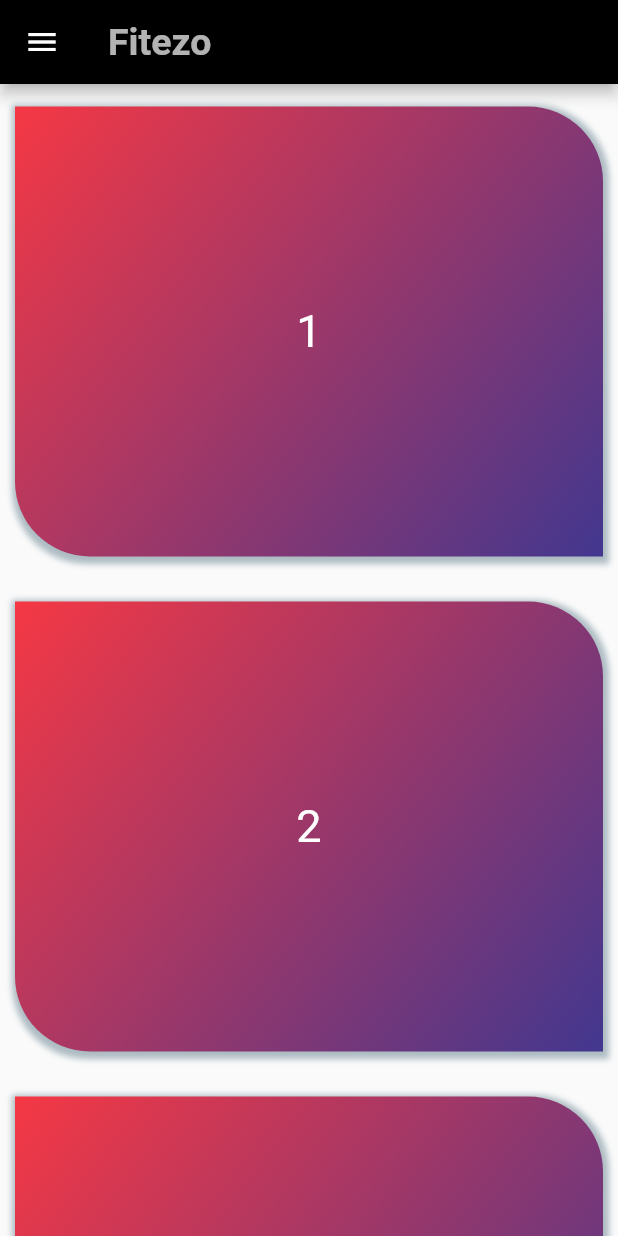
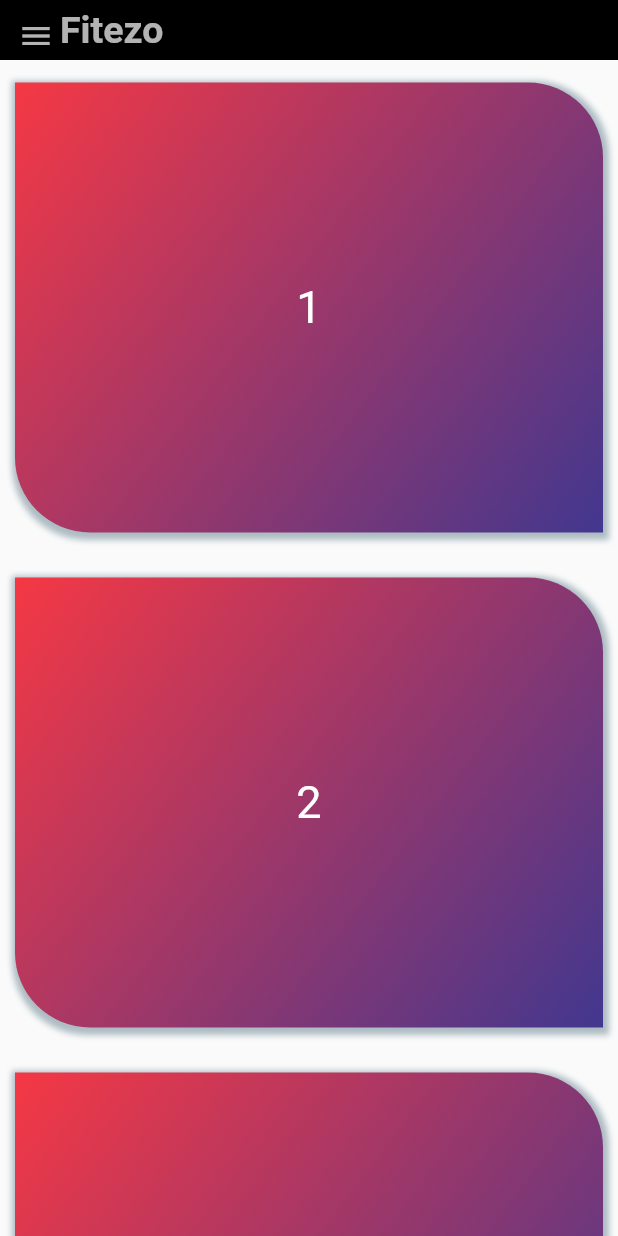
Before and after one commit to opencodeiiita/Fitezo, a Flutter app: the screen it shows after launch, on a phone screen of 412 x 824 dp. Run offline on Flutter 3.47's test engine with Material 2 defaults, Android fonts, the phone set to English and light mode, and no system bars.

Commit message:
requested changes done

```diff
--- a/lib/main.dart
+++ b/lib/main.dart
@@ -4,6 +4,8 @@ import 'package:flutter/material.dart';
 void main() {
   runApp(myApp());
 }
+
+final GlobalKey<ScaffoldState> _scaffoldKey = GlobalKey<ScaffoldState>();
 
 class myApp extends StatefulWidget {
   myApp({Key? key}) : super(key: key);
@@ -41,30 +43,7 @@ class _myAppState extends State<myApp> {
       debugShowCheckedModeBanner: false,
       home: SafeArea(
         child: Scaffold(
-          appBar: AppBar(
-            title: const Text(
-              'Fitezo',
-              style: TextStyle(
-                  fontSize: 25,
-                  color: Colors.white70,
-                  fontWeight: FontWeight.bold),
-            ),
-            backgroundColor: Colors.black,
-          ),
-          body: Column(
-            crossAxisAlignment: CrossAxisAlignment.stretch,
-            children: [
-              Expanded(
-                child: ListView.builder(
-                    itemCount: conti.length,
-                    itemBuilder: (context, index) {
-                      return ListContainer(
-                        con: conti[index],
-                      );
-                    }),
-              ),
-            ],
-          ),
+          key: _scaffoldKey,
           drawer: Drawer(
             child: ListView(
               // padding: const EdgeInsets.all(10),
@@ -102,6 +81,54 @@ class _myAppState extends State<myApp> {
               ],
             ),
           ),
+          body: Stack(
+            children: [
+              Column(
+                crossAxisAlignment: CrossAxisAlignment.stretch,
+                children: [
+                  Container(
+                    width: double.infinity,
+                    height: 40.0,
+                    color: Colors.black,
+                    padding: const EdgeInsets.symmetric(horizontal: 10.0),
+                    child: Row(
+                      // ignore: prefer_const_literals_to_create_immutables
+                      children: <Widget>[
+                        SizedBox(
+                          width: 30,
+                        ),
+                        const Text(
+                          'Fitezo',
+                          style: TextStyle(
+                              fontSize: 25,
+                              color: Colors.white70,
+                              fontWeight: FontWeight.bold),
+                        ),
+                      ],
+                    ),
+                  ),
+                  Expanded(
+                    child: ListView.builder(
+                        itemCount: conti.length,
+                        itemBuilder: (context, index) {
+                          return ListContainer(
+                            con: conti[index],
+                          );
+                        }),
+                  ),
+                ],
+              ),
+              InkWell(
+                child: IconButton(
+                  icon: Icon(
+                    Icons.menu,
+                    color: Colors.white70,
+                  ),
+                  onPressed: () => _scaffoldKey.currentState?.openDrawer(),
+                ),
+              ),
+            ],
+          ),
         ),
       ),
     );
```
